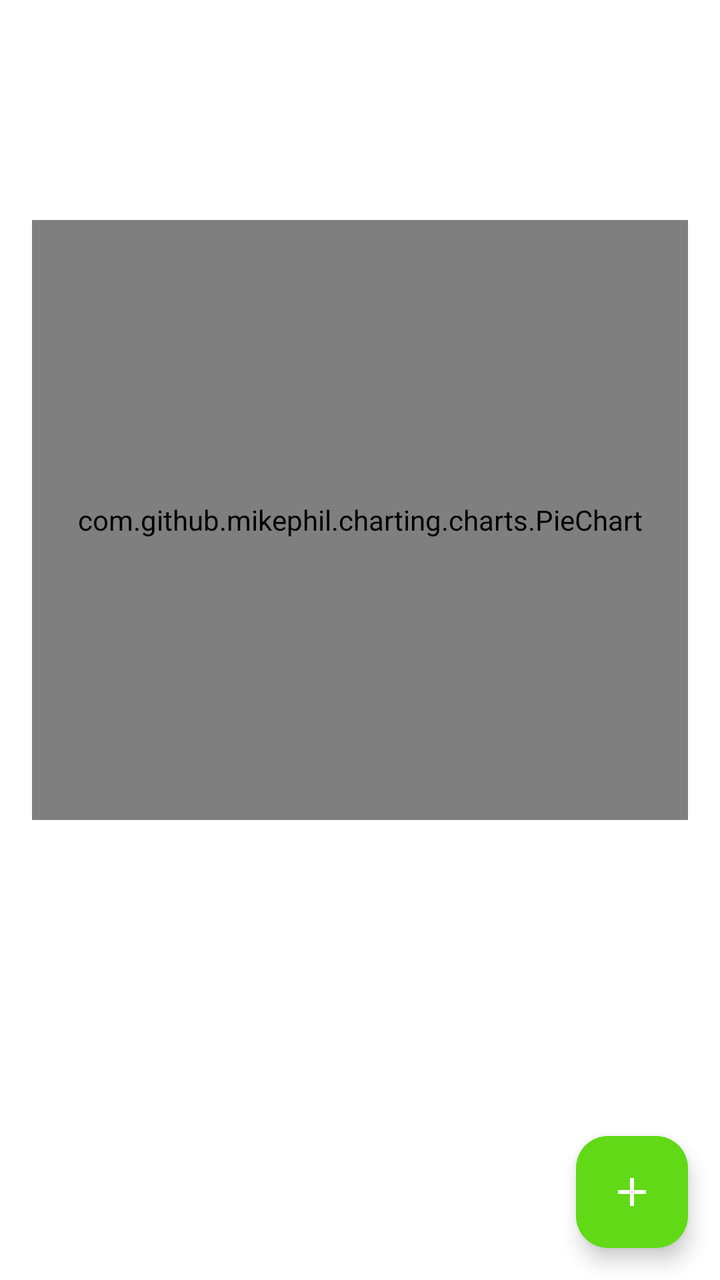
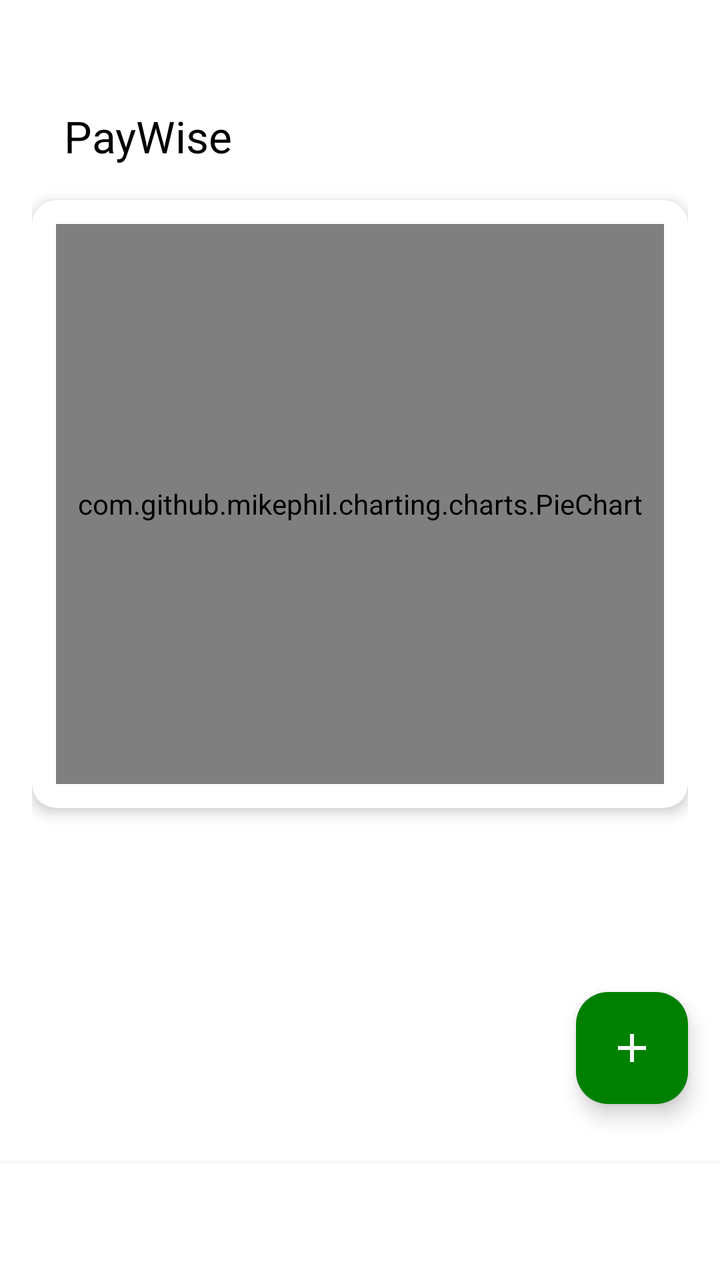

Two renders of the same Android screen: before a commit and after it. Below are the layout's source before the change and the commit's diff.
<!-- AndroidManifest.xml: application theme Theme.Paywise -->
<!-- res/layout/activity_main.xml -->
<?xml version="1.0" encoding="utf-8"?>
<androidx.coordinatorlayout.widget.CoordinatorLayout xmlns:android="http://schemas.android.com/apk/res/android"
    xmlns:app="http://schemas.android.com/apk/res-auto"
    android:layout_width="match_parent"
    android:layout_height="match_parent"
    xmlns:tools="http://schemas.android.com/tools"
    android:background="@color/white"
    tools:context=".MainActivity">

    <com.google.android.material.appbar.AppBarLayout
        android:layout_width="match_parent"
        android:layout_height="wrap_content"
        android:paddingTop="30dp"
        android:background="@color/white"
        android:theme="@style/ThemeOverlay.MaterialComponents.Dark.ActionBar">

        <androidx.appcompat.widget.Toolbar
            android:id="@+id/toolbar"
            android:layout_width="match_parent"
            android:layout_height="?attr/actionBarSize"
            android:background="@color/white" />

        <com.github.mikephil.charting.charts.PieChart
            android:id="@+id/pieChart"
            android:layout_width="match_parent"
            android:layout_height="300dp"
            android:layout_margin="16dp" />

        <com.google.android.material.tabs.TabLayout
            android:id="@+id/tabLayout"
            android:layout_width="match_parent"
            android:layout_height="wrap_content"
            app:tabIndicatorColor="@color/primary"
            app:tabSelectedTextColor="@color/primary"
            app:tabTextColor="@android:color/darker_gray"
            android:background="@color/white"/>
    </com.google.android.material.appbar.AppBarLayout>

    
    <androidx.viewpager2.widget.ViewPager2
        android:id="@+id/viewPager"
        android:layout_width="match_parent"
        android:layout_height="match_parent"
        app:layout_behavior="@string/appbar_scrolling_view_behavior"/>

    <com.google.android.material.floatingactionbutton.FloatingActionButton
        android:id="@+id/fab_add"
        android:layout_width="wrap_content"
        android:layout_height="wrap_content"
        android:layout_margin="16dp"
        android:layout_gravity="bottom|end"
        android:src="@drawable/ic_add"
        app:tint="@android:color/white"
        app:backgroundTint="@color/primary"/>
</androidx.coordinatorlayout.widget.CoordinatorLayout>
<!-- resources referenced by this layout -->
<resources>
  <color name="primary">#61D917</color>
  <color name="white">#FFFFFFFF</color>
  <!-- drawable ic_add (drawable) -->
  <vector xmlns:android="http://schemas.android.com/apk/res/android" android:height="24dp" android:tint="#FFFFFF" android:viewportHeight="960" android:viewportWidth="960" android:width="24dp">
        
      <path android:fillColor="@android:color/white" android:pathData="M440,520L200,520L200,440L440,440L440,200L520,200L520,440L760,440L760,520L520,520L520,760L440,760L440,520Z"/>
      
  </vector>
  <style name="Theme.Paywise" parent="Base.Theme.Paywise" />
  <style name="Base.Theme.Paywise" parent="Theme.Material3.DayNight.NoActionBar">
          
          <item name="colorPrimary">@color/primary</item>
          <item name="colorPrimaryVariant">@color/primary</item>
      </style>
</resources>

<!-- the commit's change to res/layout/activity_main.xml (unified diff, before → after) -->
@@ -1,55 +1,88 @@
 <?xml version="1.0" encoding="utf-8"?>
 <androidx.coordinatorlayout.widget.CoordinatorLayout xmlns:android="http://schemas.android.com/apk/res/android"
     xmlns:app="http://schemas.android.com/apk/res-auto"
+    xmlns:tools="http://schemas.android.com/tools"
     android:layout_width="match_parent"
     android:layout_height="match_parent"
-    xmlns:tools="http://schemas.android.com/tools"
     android:background="@color/white"
     tools:context=".MainActivity">
 
-    <com.google.android.material.appbar.AppBarLayout
+
+
+    
+    <LinearLayout
         android:layout_width="match_parent"
-        android:layout_height="wrap_content"
-        android:paddingTop="30dp"
-        android:background="@color/white"
-        android:theme="@style/ThemeOverlay.MaterialComponents.Dark.ActionBar">
+        android:layout_height="match_parent"
+        android:orientation="vertical"
+        android:padding="16dp"
+        >
 
         <androidx.appcompat.widget.Toolbar
             android:id="@+id/toolbar"
             android:layout_width="match_parent"
             android:layout_height="?attr/actionBarSize"
-            android:background="@color/white" />
+            android:background="@color/white"
+            android:elevation="0dp"
+            app:title="PayWise"
+            app:titleTextColor="@color/black"
+            android:layout_marginTop="20dp"
+            app:popupTheme="@style/ThemeOverlay.MaterialComponents.Light" />
 
-        <com.github.mikephil.charting.charts.PieChart
-            android:id="@+id/pieChart"
-            android:layout_width="match_parent"
-            android:layout_height="300dp"
-            android:layout_margin="16dp" />
-
-        <com.google.android.material.tabs.TabLayout
-            android:id="@+id/tabLayout"
+        
+        <androidx.cardview.widget.CardView
             android:layout_width="match_parent"
             android:layout_height="wrap_content"
-            app:tabIndicatorColor="@color/primary"
-            app:tabSelectedTextColor="@color/primary"
-            app:tabTextColor="@android:color/darker_gray"
-            android:background="@color/white"/>
-    </com.google.android.material.appbar.AppBarLayout>
+            android:layout_marginBottom="8dp"
+            app:cardElevation="4dp"
+            app:cardCornerRadius="12dp"
+            app:cardBackgroundColor="@color/white">
+
+            <LinearLayout
+                android:layout_width="match_parent"
+                android:layout_height="wrap_content"
+                android:orientation="vertical"
+                android:padding="12dp">
+
+                <com.github.mikephil.charting.charts.PieChart
+                    android:id="@+id/pieChart"
+                    android:layout_width="match_parent"
+                    android:layout_height="280dp"
+                    tools:ignore="MissingClass" />
+
+            </LinearLayout>
+        </androidx.cardview.widget.CardView>
+
+        
+        <androidx.viewpager2.widget.ViewPager2
+            android:id="@+id/viewPager"
+            android:layout_width="match_parent"
+            android:layout_height="wrap_content"
+            android:layout_weight="1" />
+    </LinearLayout>
 
     
-    <androidx.viewpager2.widget.ViewPager2
-        android:id="@+id/viewPager"
+    <com.google.android.material.tabs.TabLayout
+        android:id="@+id/tabLayout"
         android:layout_width="match_parent"
-        android:layout_height="match_parent"
-        app:layout_behavior="@string/appbar_scrolling_view_behavior"/>
+        android:layout_height="wrap_content"
+        android:layout_gravity="bottom"
+        app:tabIndicatorColor="@color/primary"
+        app:tabSelectedTextColor="@color/primary"
+        app:tabTextColor="@android:color/darker_gray"
+        android:background="@color/white"
+        android:elevation="8dp"
+        android:paddingBottom="10dp"/>
 
+    
     <com.google.android.material.floatingactionbutton.FloatingActionButton
         android:id="@+id/fab_add"
         android:layout_width="wrap_content"
         android:layout_height="wrap_content"
-        android:layout_margin="16dp"
         android:layout_gravity="bottom|end"
+        android:layout_marginBottom="88dp"
+        android:layout_marginEnd="16dp"
         android:src="@drawable/ic_add"
-        app:tint="@android:color/white"
-        app:backgroundTint="@color/primary"/>
+        app:backgroundTint="@color/primary"
+        app:tint="@android:color/white" />
+
 </androidx.coordinatorlayout.widget.CoordinatorLayout>
<!-- resource entries referenced after the edit -->
@@ -1,6 +1,7 @@
 <!-- resources referenced by this layout -->
 <resources>
-  <color name="primary">#61D917</color>
+  <color name="black">#FF000000</color>
+  <color name="primary">#008000</color>
   <color name="white">#FFFFFFFF</color>
   <!-- drawable ic_add (drawable) -->
   <vector xmlns:android="http://schemas.android.com/apk/res/android" android:height="24dp" android:tint="#FFFFFF" android:viewportHeight="960" android:viewportWidth="960" android:width="24dp">
